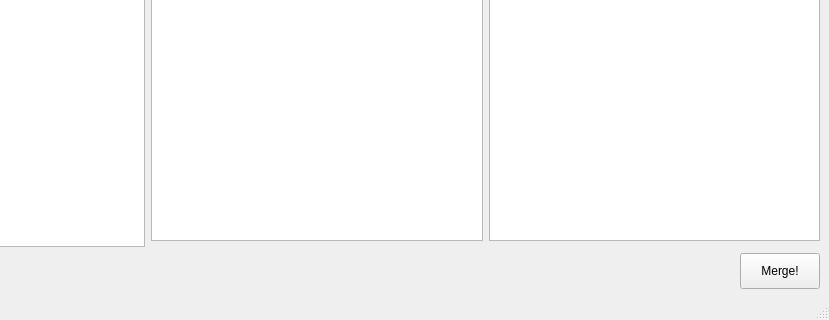
This is ui/main_window.ui in F1r3f0x/salesforce_profileMergerTool as Qt 5 draws it before an edit; both pictures show x 195 to 1024 and y 448 to 768 of the 1024 by 768 pixel window. The edited form follows.
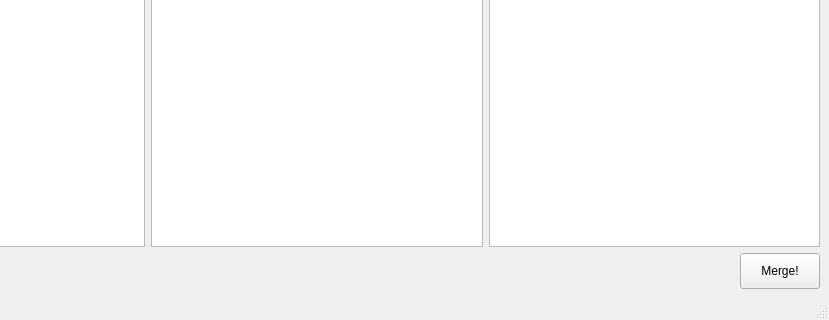
This is the edited form.

Commit message: Implemented clickable fields

The edit to the form file:
```diff
--- a/ui/main_window.ui
+++ b/ui/main_window.ui
@@ -309,13 +309,48 @@
      </spacer>
     </item>
     <item>
-     <layout class="QGridLayout" name="fields_selector" rowstretch="0,0,0">
+     <layout class="QGridLayout" name="fields_selector" rowstretch="0,0">
       <property name="sizeConstraint">
        <enum>QLayout::SetDefaultConstraint</enum>
       </property>
       <property name="bottomMargin">
        <number>0</number>
       </property>
+      <item row="1" column="1">
+       <widget class="QListWidget" name="list_merged">
+        <property name="sizePolicy">
+         <sizepolicy hsizetype="Expanding" vsizetype="Expanding">
+          <horstretch>0</horstretch>
+          <verstretch>0</verstretch>
+         </sizepolicy>
+        </property>
+        <property name="acceptDrops">
+         <bool>false</bool>
+        </property>
+        <property name="uniformItemSizes">
+         <bool>true</bool>
+        </property>
+       </widget>
+      </item>
+      <item row="1" column="2">
+       <widget class="QListWidget" name="list_target">
+        <property name="sizePolicy">
+         <sizepolicy hsizetype="Expanding" vsizetype="Expanding">
+          <horstretch>0</horstretch>
+          <verstretch>0</verstretch>
+         </sizepolicy>
+        </property>
+        <property name="acceptDrops">
+         <bool>false</bool>
+        </property>
+        <property name="dragEnabled">
+         <bool>false</bool>
+        </property>
+        <property name="uniformItemSizes">
+         <bool>true</bool>
+        </property>
+       </widget>
+      </item>
       <item row="0" column="2">
        <widget class="QLabel" name="lbl_target_2">
         <property name="sizePolicy">
@@ -332,22 +367,6 @@
         </property>
        </widget>
       </item>
-      <item row="1" column="2">
-       <widget class="QListWidget" name="list_target">
-        <property name="sizePolicy">
-         <sizepolicy hsizetype="Expanding" vsizetype="Expanding">
-          <horstretch>0</horstretch>
-          <verstretch>0</verstretch>
-         </sizepolicy>
-        </property>
-        <property name="acceptDrops">
-         <bool>false</bool>
-        </property>
-        <property name="dragEnabled">
-         <bool>false</bool>
-        </property>
-       </widget>
-      </item>
       <item row="0" column="1">
        <widget class="QLabel" name="lbl_merged">
         <property name="sizePolicy">
@@ -364,20 +383,7 @@
         </property>
        </widget>
       </item>
-      <item row="1" column="1">
-       <widget class="QListWidget" name="list_merged">
-        <property name="sizePolicy">
-         <sizepolicy hsizetype="Expanding" vsizetype="Expanding">
-          <horstretch>0</horstretch>
-          <verstretch>0</verstretch>
-         </sizepolicy>
-        </property>
-        <property name="acceptDrops">
-         <bool>false</bool>
-        </property>
-       </widget>
-      </item>
-      <item row="1" column="0" rowspan="2">
+      <item row="1" column="0">
        <widget class="QListWidget" name="list_source">
         <property name="sizePolicy">
          <sizepolicy hsizetype="Expanding" vsizetype="Expanding">
```
Left out of the diff: 6 changed lines with no effect on the pictures. The commit also changes 2 other files.
